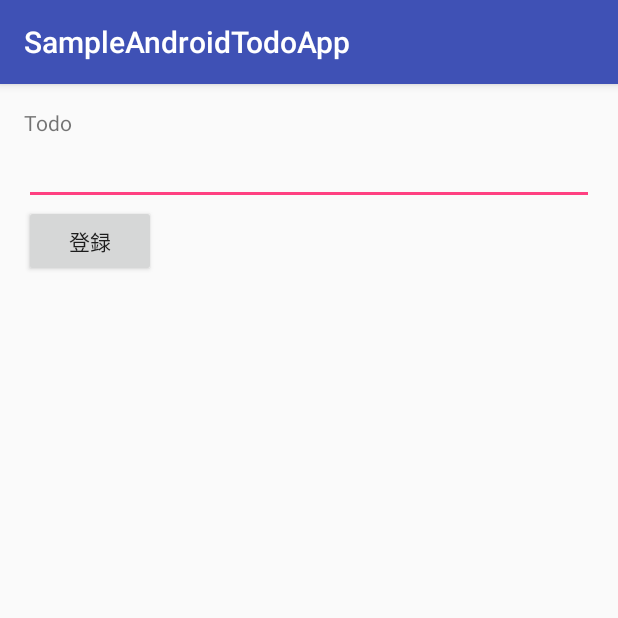
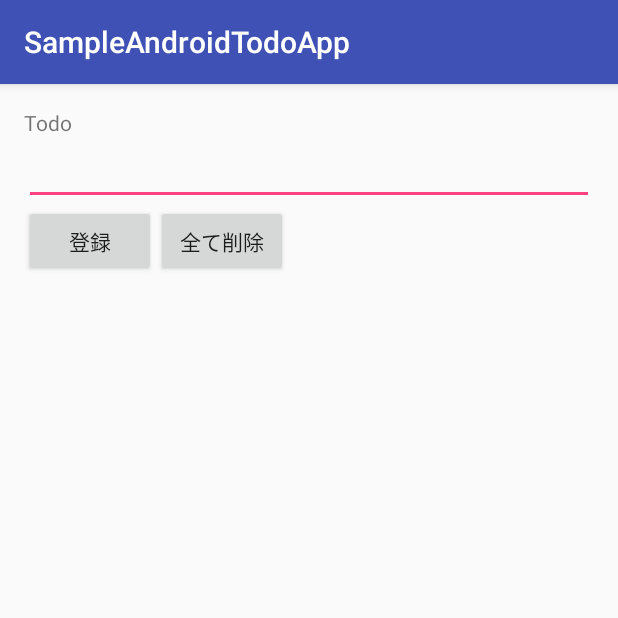
Before and after one commit to YutaKosuki/SampleAndroidTodoApp, an Android app: the screen it shows after launch (MainActivity), on a phone screen of 412 x 824 dp, the top half of it. Run offline under Robolectric (Android 15) with nearby library versions, the phone set to English and light mode, and no system bars.

Commit message:
登録された中身をすべて削除する

```diff
--- a/app/src/main/java/com/example/kosuk_000/sampleandroidtodoapp/MainActivity.java
+++ b/app/src/main/java/com/example/kosuk_000/sampleandroidtodoapp/MainActivity.java
@@ -40,6 +40,16 @@ public class MainActivity extends AppCompatActivity {
             }
         });
 
+        Button allDeleteButton = (Button) findViewById(R.id.btn_all_delete);
+        allDeleteButton.setOnClickListener(new View.OnClickListener() {
+            @Override
+            public void onClick(View v) {
+                db.delete("todo", null, null);
+                LinearLayout layout = (LinearLayout) findViewById(R.id.doto_list);
+                layout.removeAllViews();
+            }
+        });
+
         LinearLayout layout = (LinearLayout) findViewById(R.id.doto_list);
 
         Cursor c = db.query("todo", new String[] {"id", "todo"}, null, null, null, null, null);
--- a/app/src/main/res/layout/activity_main.xml
+++ b/app/src/main/res/layout/activity_main.xml
@@ -33,6 +33,12 @@
             android:layout_height="wrap_content"
             android:text="@string/btn_entry"
             android:id="@+id/btn_entry" />
+
+        <Button
+            android:layout_width="wrap_content"
+            android:layout_height="wrap_content"
+            android:text="@string/btn_all_delete"
+            android:id="@+id/btn_all_delete" />
     </LinearLayout>
 
     <LinearLayout
--- a/app/src/main/res/values/strings.xml
+++ b/app/src/main/res/values/strings.xml
@@ -2,4 +2,5 @@
     <string name="app_name">SampleAndroidTodoApp</string>
     <string name="todo_name">Todo</string>
     <string name="btn_entry">登録</string>
+    <string name="btn_all_delete">全て削除</string>
 </resources>
```
